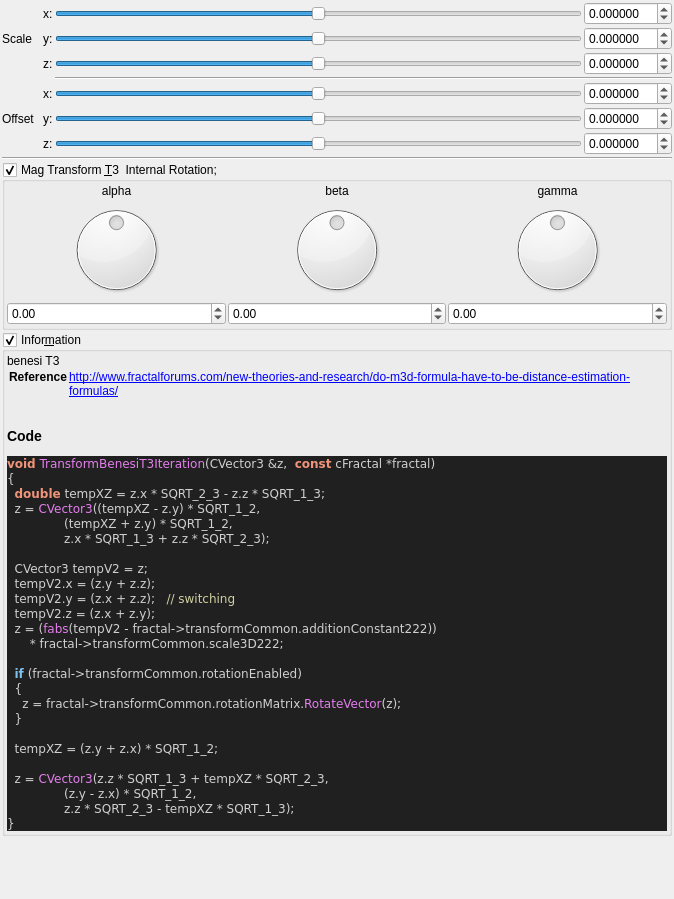
buddhi1980/mandelbulber2, file mandelbulber2/qt_data/fractal_transf_benesi_T3.ui: the form before one commit.
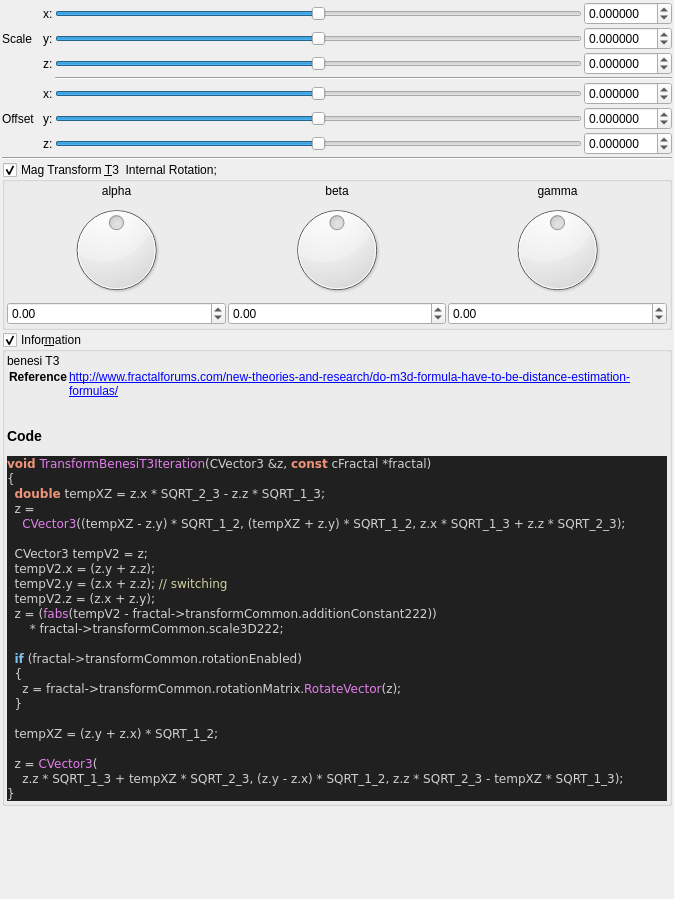
The form after the commit. Custom widgets are drawn as their Qt base class.

Commit message:
source code format for fractal_formulas.cpp
- now complete code base is refactored!
- also regenerated ui files with populateUiInformation.php
- codeStyleCheck.php is now fully functional and can be used auto
refactor the code base (may be a little slow)

Patch:
```diff
--- a/mandelbulber2/qt_data/fractal_transf_benesi_T3.ui
+++ b/mandelbulber2/qt_data/fractal_transf_benesi_T3.ui
@@ -629,16 +629,15 @@
 &lt;/table&gt;
 &lt;h3&gt;Code&lt;/h3&gt;
 &lt;body style=&quot;background-color:#202020&quot;&gt;
-&lt;pre style=&quot;color:#d0d0d0; background-color:#202020;  font-family:'Courier New',monospace;&quot;&gt;&lt;span style=&quot;color:#f09479; font-weight:bold&quot;&gt;void&lt;/span&gt; &lt;span style=&quot;color:#e47eed&quot;&gt;TransformBenesiT3Iteration&lt;/span&gt;&lt;span style=&quot;color:#d0d0d0&quot;&gt;(&lt;/span&gt;CVector3 &lt;span style=&quot;color:#d0d0d0&quot;&gt;&amp;amp;&lt;/span&gt;z&lt;span style=&quot;color:#d0d0d0&quot;&gt;,&lt;/span&gt;  &lt;span style=&quot;color:#f09479; font-weight:bold&quot;&gt;const&lt;/span&gt; cFractal &lt;span style=&quot;color:#d0d0d0&quot;&gt;*&lt;/span&gt;fractal&lt;span style=&quot;color:#d0d0d0&quot;&gt;)&lt;/span&gt;
+&lt;pre style=&quot;color:#d0d0d0; background-color:#202020;  font-family:'Courier New',monospace;&quot;&gt;&lt;span style=&quot;color:#f09479; font-weight:bold&quot;&gt;void&lt;/span&gt; &lt;span style=&quot;color:#e47eed&quot;&gt;TransformBenesiT3Iteration&lt;/span&gt;&lt;span style=&quot;color:#d0d0d0&quot;&gt;(&lt;/span&gt;CVector3 &lt;span style=&quot;color:#d0d0d0&quot;&gt;&amp;amp;&lt;/span&gt;z&lt;span style=&quot;color:#d0d0d0&quot;&gt;,&lt;/span&gt; &lt;span style=&quot;color:#f09479; font-weight:bold&quot;&gt;const&lt;/span&gt; cFractal &lt;span style=&quot;color:#d0d0d0&quot;&gt;*&lt;/span&gt;fractal&lt;span style=&quot;color:#d0d0d0&quot;&gt;)&lt;/span&gt;
 &lt;span style=&quot;color:#d0d0d0&quot;&gt;{&lt;/span&gt;
   &lt;span style=&quot;color:#f09479; font-weight:bold&quot;&gt;double&lt;/span&gt; tempXZ &lt;span style=&quot;color:#d0d0d0&quot;&gt;=&lt;/span&gt; z&lt;span style=&quot;color:#d0d0d0&quot;&gt;.&lt;/span&gt;x &lt;span style=&quot;color:#d0d0d0&quot;&gt;*&lt;/span&gt; SQRT_2_3 &lt;span style=&quot;color:#d0d0d0&quot;&gt;-&lt;/span&gt; z&lt;span style=&quot;color:#d0d0d0&quot;&gt;.&lt;/span&gt;z &lt;span style=&quot;color:#d0d0d0&quot;&gt;*&lt;/span&gt; SQRT_1_3&lt;span style=&quot;color:#d0d0d0&quot;&gt;;&lt;/span&gt;
-  z &lt;span style=&quot;color:#d0d0d0&quot;&gt;=&lt;/span&gt; &lt;span style=&quot;color:#e47eed&quot;&gt;CVector3&lt;/span&gt;&lt;span style=&quot;color:#d0d0d0&quot;&gt;((&lt;/span&gt;tempXZ &lt;span style=&quot;color:#d0d0d0&quot;&gt;-&lt;/span&gt; z&lt;span style=&quot;color:#d0d0d0&quot;&gt;.&lt;/span&gt;y&lt;span style=&quot;color:#d0d0d0&quot;&gt;) *&lt;/span&gt; SQRT_1_2&lt;span style=&quot;color:#d0d0d0&quot;&gt;,&lt;/span&gt;
-               &lt;span style=&quot;color:#d0d0d0&quot;&gt;(&lt;/span&gt;tempXZ &lt;span style=&quot;color:#d0d0d0&quot;&gt;+&lt;/span&gt; z&lt;span style=&quot;color:#d0d0d0&quot;&gt;.&lt;/span&gt;y&lt;span style=&quot;color:#d0d0d0&quot;&gt;) *&lt;/span&gt; SQRT_1_2&lt;span style=&quot;color:#d0d0d0&quot;&gt;,&lt;/span&gt;
-               z&lt;span style=&quot;color:#d0d0d0&quot;&gt;.&lt;/span&gt;x &lt;span style=&quot;color:#d0d0d0&quot;&gt;*&lt;/span&gt; SQRT_1_3 &lt;span style=&quot;color:#d0d0d0&quot;&gt;+&lt;/span&gt; z&lt;span style=&quot;color:#d0d0d0&quot;&gt;.&lt;/span&gt;z &lt;span style=&quot;color:#d0d0d0&quot;&gt;*&lt;/span&gt; SQRT_2_3&lt;span style=&quot;color:#d0d0d0&quot;&gt;);&lt;/span&gt;
+  z &lt;span style=&quot;color:#d0d0d0&quot;&gt;=&lt;/span&gt;
+    &lt;span style=&quot;color:#e47eed&quot;&gt;CVector3&lt;/span&gt;&lt;span style=&quot;color:#d0d0d0&quot;&gt;((&lt;/span&gt;tempXZ &lt;span style=&quot;color:#d0d0d0&quot;&gt;-&lt;/span&gt; z&lt;span style=&quot;color:#d0d0d0&quot;&gt;.&lt;/span&gt;y&lt;span style=&quot;color:#d0d0d0&quot;&gt;) *&lt;/span&gt; SQRT_1_2&lt;span style=&quot;color:#d0d0d0&quot;&gt;, (&lt;/span&gt;tempXZ &lt;span style=&quot;color:#d0d0d0&quot;&gt;+&lt;/span&gt; z&lt;span style=&quot;color:#d0d0d0&quot;&gt;.&lt;/span&gt;y&lt;span style=&quot;color:#d0d0d0&quot;&gt;) *&lt;/span&gt; SQRT_1_2&lt;span style=&quot;color:#d0d0d0&quot;&gt;,&lt;/span&gt; z&lt;span style=&quot;color:#d0d0d0&quot;&gt;.&lt;/span&gt;x &lt;span style=&quot;color:#d0d0d0&quot;&gt;*&lt;/span&gt; SQRT_1_3 &lt;span style=&quot;color:#d0d0d0&quot;&gt;+&lt;/span&gt; z&lt;span style=&quot;color:#d0d0d0&quot;&gt;.&lt;/span&gt;z &lt;span style=&quot;color:#d0d0d0&quot;&gt;*&lt;/span&gt; SQRT_2_3&lt;span style=&quot;color:#d0d0d0&quot;&gt;);&lt;/span&gt;
 
   CVector3 tempV2 &lt;span style=&quot;color:#d0d0d0&quot;&gt;=&lt;/span&gt; z&lt;span style=&quot;color:#d0d0d0&quot;&gt;;&lt;/span&gt;
   tempV2&lt;span style=&quot;color:#d0d0d0&quot;&gt;.&lt;/span&gt;x &lt;span style=&quot;color:#d0d0d0&quot;&gt;= (&lt;/span&gt;z&lt;span style=&quot;color:#d0d0d0&quot;&gt;.&lt;/span&gt;y &lt;span style=&quot;color:#d0d0d0&quot;&gt;+&lt;/span&gt; z&lt;span style=&quot;color:#d0d0d0&quot;&gt;.&lt;/span&gt;z&lt;span style=&quot;color:#d0d0d0&quot;&gt;);&lt;/span&gt;
-  tempV2&lt;span style=&quot;color:#d0d0d0&quot;&gt;.&lt;/span&gt;y &lt;span style=&quot;color:#d0d0d0&quot;&gt;= (&lt;/span&gt;z&lt;span style=&quot;color:#d0d0d0&quot;&gt;.&lt;/span&gt;x &lt;span style=&quot;color:#d0d0d0&quot;&gt;+&lt;/span&gt; z&lt;span style=&quot;color:#d0d0d0&quot;&gt;.&lt;/span&gt;z&lt;span style=&quot;color:#d0d0d0&quot;&gt;);&lt;/span&gt;   &lt;span style=&quot;color:#d0d0a0&quot;&gt;// switching&lt;/span&gt;
+  tempV2&lt;span style=&quot;color:#d0d0d0&quot;&gt;.&lt;/span&gt;y &lt;span style=&quot;color:#d0d0d0&quot;&gt;= (&lt;/span&gt;z&lt;span style=&quot;color:#d0d0d0&quot;&gt;.&lt;/span&gt;x &lt;span style=&quot;color:#d0d0d0&quot;&gt;+&lt;/span&gt; z&lt;span style=&quot;color:#d0d0d0&quot;&gt;.&lt;/span&gt;z&lt;span style=&quot;color:#d0d0d0&quot;&gt;);&lt;/span&gt; &lt;span style=&quot;color:#d0d0a0&quot;&gt;// switching&lt;/span&gt;
   tempV2&lt;span style=&quot;color:#d0d0d0&quot;&gt;.&lt;/span&gt;z &lt;span style=&quot;color:#d0d0d0&quot;&gt;= (&lt;/span&gt;z&lt;span style=&quot;color:#d0d0d0&quot;&gt;.&lt;/span&gt;x &lt;span style=&quot;color:#d0d0d0&quot;&gt;+&lt;/span&gt; z&lt;span style=&quot;color:#d0d0d0&quot;&gt;.&lt;/span&gt;y&lt;span style=&quot;color:#d0d0d0&quot;&gt;);&lt;/span&gt;
   z &lt;span style=&quot;color:#d0d0d0&quot;&gt;= (&lt;/span&gt;&lt;span style=&quot;color:#e47eed&quot;&gt;fabs&lt;/span&gt;&lt;span style=&quot;color:#d0d0d0&quot;&gt;(&lt;/span&gt;tempV2 &lt;span style=&quot;color:#d0d0d0&quot;&gt;-&lt;/span&gt; fractal&lt;span style=&quot;color:#d0d0d0&quot;&gt;-&amp;gt;&lt;/span&gt;transformCommon&lt;span style=&quot;color:#d0d0d0&quot;&gt;.&lt;/span&gt;additionConstant222&lt;span style=&quot;color:#d0d0d0&quot;&gt;))&lt;/span&gt;
       &lt;span style=&quot;color:#d0d0d0&quot;&gt;*&lt;/span&gt; fractal&lt;span style=&quot;color:#d0d0d0&quot;&gt;-&amp;gt;&lt;/span&gt;transformCommon&lt;span style=&quot;color:#d0d0d0&quot;&gt;.&lt;/span&gt;scale3D222&lt;span style=&quot;color:#d0d0d0&quot;&gt;;&lt;/span&gt;
@@ -650,9 +649,8 @@
 
   tempXZ &lt;span style=&quot;color:#d0d0d0&quot;&gt;= (&lt;/span&gt;z&lt;span style=&quot;color:#d0d0d0&quot;&gt;.&lt;/span&gt;y &lt;span style=&quot;color:#d0d0d0&quot;&gt;+&lt;/span&gt; z&lt;span style=&quot;color:#d0d0d0&quot;&gt;.&lt;/span&gt;x&lt;span style=&quot;color:#d0d0d0&quot;&gt;) *&lt;/span&gt; SQRT_1_2&lt;span style=&quot;color:#d0d0d0&quot;&gt;;&lt;/span&gt;
 
-  z &lt;span style=&quot;color:#d0d0d0&quot;&gt;=&lt;/span&gt; &lt;span style=&quot;color:#e47eed&quot;&gt;CVector3&lt;/span&gt;&lt;span style=&quot;color:#d0d0d0&quot;&gt;(&lt;/span&gt;z&lt;span style=&quot;color:#d0d0d0&quot;&gt;.&lt;/span&gt;z &lt;span style=&quot;color:#d0d0d0&quot;&gt;*&lt;/span&gt; SQRT_1_3 &lt;span style=&quot;color:#d0d0d0&quot;&gt;+&lt;/span&gt; tempXZ &lt;span style=&quot;color:#d0d0d0&quot;&gt;*&lt;/span&gt; SQRT_2_3&lt;span style=&quot;color:#d0d0d0&quot;&gt;,&lt;/span&gt;
-               &lt;span style=&quot;color:#d0d0d0&quot;&gt;(&lt;/span&gt;z&lt;span style=&quot;color:#d0d0d0&quot;&gt;.&lt;/span&gt;y &lt;span style=&quot;color:#d0d0d0&quot;&gt;-&lt;/span&gt; z&lt;span style=&quot;color:#d0d0d0&quot;&gt;.&lt;/span&gt;x&lt;span style=&quot;color:#d0d0d0&quot;&gt;) *&lt;/span&gt; SQRT_1_2&lt;span style=&quot;color:#d0d0d0&quot;&gt;,&lt;/span&gt;
-               z&lt;span style=&quot;color:#d0d0d0&quot;&gt;.&lt;/span&gt;z &lt;span style=&quot;color:#d0d0d0&quot;&gt;*&lt;/span&gt; SQRT_2_3 &lt;span style=&quot;color:#d0d0d0&quot;&gt;-&lt;/span&gt; tempXZ &lt;span style=&quot;color:#d0d0d0&quot;&gt;*&lt;/span&gt; SQRT_1_3&lt;span style=&quot;color:#d0d0d0&quot;&gt;);&lt;/span&gt;
+  z &lt;span style=&quot;color:#d0d0d0&quot;&gt;=&lt;/span&gt; &lt;span style=&quot;color:#e47eed&quot;&gt;CVector3&lt;/span&gt;&lt;span style=&quot;color:#d0d0d0&quot;&gt;(&lt;/span&gt;
+    z&lt;span style=&quot;color:#d0d0d0&quot;&gt;.&lt;/span&gt;z &lt;span style=&quot;color:#d0d0d0&quot;&gt;*&lt;/span&gt; SQRT_1_3 &lt;span style=&quot;color:#d0d0d0&quot;&gt;+&lt;/span&gt; tempXZ &lt;span style=&quot;color:#d0d0d0&quot;&gt;*&lt;/span&gt; SQRT_2_3&lt;span style=&quot;color:#d0d0d0&quot;&gt;, (&lt;/span&gt;z&lt;span style=&quot;color:#d0d0d0&quot;&gt;.&lt;/span&gt;y &lt;span style=&quot;color:#d0d0d0&quot;&gt;-&lt;/span&gt; z&lt;span style=&quot;color:#d0d0d0&quot;&gt;.&lt;/span&gt;x&lt;span style=&quot;color:#d0d0d0&quot;&gt;) *&lt;/span&gt; SQRT_1_2&lt;span style=&quot;color:#d0d0d0&quot;&gt;,&lt;/span&gt; z&lt;span style=&quot;color:#d0d0d0&quot;&gt;.&lt;/span&gt;z &lt;span style=&quot;color:#d0d0d0&quot;&gt;*&lt;/span&gt; SQRT_2_3 &lt;span style=&quot;color:#d0d0d0&quot;&gt;-&lt;/span&gt; tempXZ &lt;span style=&quot;color:#d0d0d0&quot;&gt;*&lt;/span&gt; SQRT_1_3&lt;span style=&quot;color:#d0d0d0&quot;&gt;);&lt;/span&gt;
 &lt;span style=&quot;color:#d0d0d0&quot;&gt;}&lt;/span&gt;
 &lt;/pre&gt;
 &lt;/body&gt;</string>
```
The commit also changes 101 other files.
